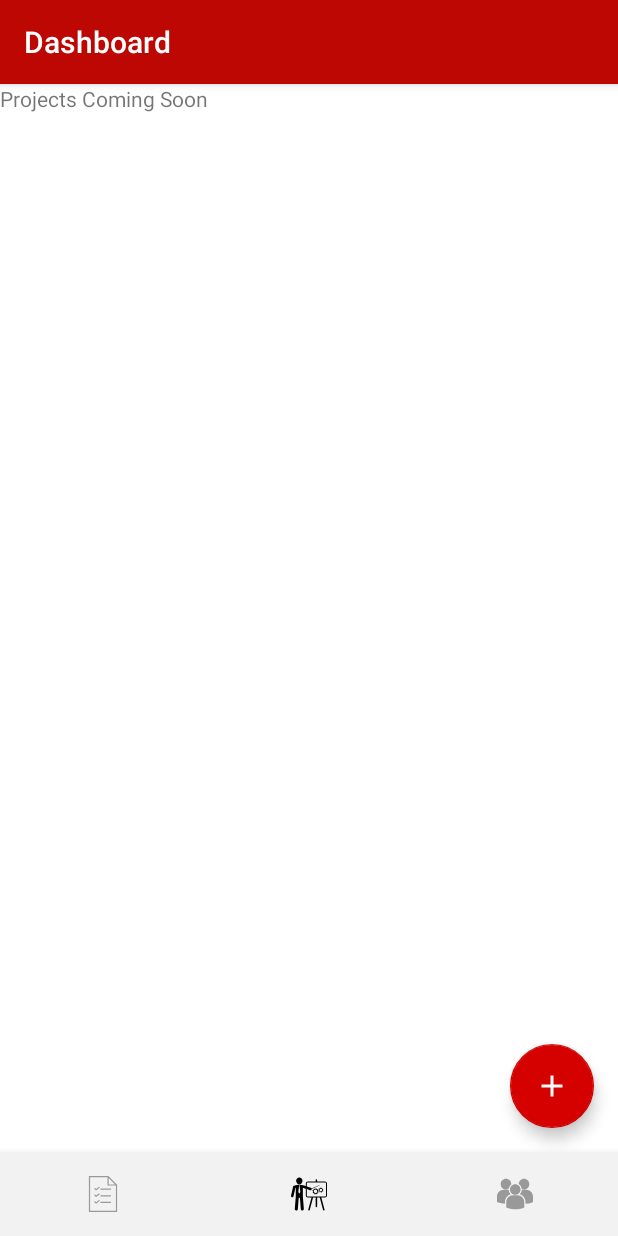
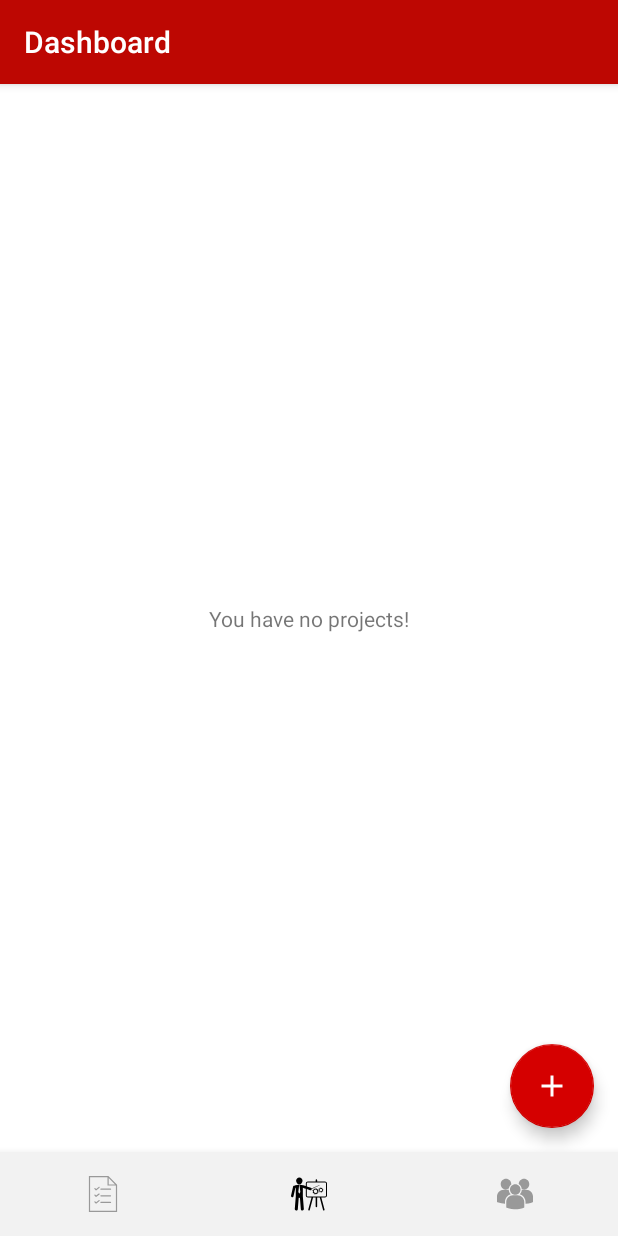
Before and after one commit to Goochy12/Tasker, an Android app: the screen it shows after launch once a user with an empty profile is signed in (Dashboard), item 2 of the bottom bar chosen, on a phone screen of 412 x 824 dp. Run offline under Robolectric (Android 15) with nearby library versions, the light colour scheme and no system bars; our stand-ins replace Firebase (no records; nobody signed in at launch, a user with empty details on screens opened directly); 1 statement that could not run was skipped.

Commit message:
added project recycler

```diff
--- a/app/src/main/java/au/com/liamgooch/tasker/Activities/Dashboard.java
+++ b/app/src/main/java/au/com/liamgooch/tasker/Activities/Dashboard.java
@@ -18,6 +18,7 @@ import au.com.liamgooch.tasker.Fragments.TasksFragment;
 import au.com.liamgooch.tasker.Fragments.adapters.DashboardViewPagerAdapter;
 import au.com.liamgooch.tasker.R;
 import au.com.liamgooch.tasker.data.Account_Type_Enum;
+import au.com.liamgooch.tasker.data.ProjectItem;
 import au.com.liamgooch.tasker.data.TaskItem;
 import au.com.liamgooch.tasker.data.TaskSync;
 
@@ -74,8 +75,9 @@ public class Dashboard extends AppCompatActivity {
 
     private ArrayList<ArrayList<String>> raw_user_tasks = new ArrayList<>();
     private ArrayList<ArrayList<String>> raw_project_tasks = new ArrayList<>();
-    private List<TaskItem> user_tasks;
-    private List<TaskItem> project_tasks;
+    private ArrayList<TaskItem> user_tasks;
+    private ArrayList<ProjectItem> projects;
+    private ArrayList<TaskItem> project_tasks;
 
     private Account_Type_Enum account_type;
 
@@ -320,7 +322,7 @@ public class Dashboard extends AppCompatActivity {
 
 //TODO : check this over and redesign callback
 
-    public void setUser_tasks(List<TaskItem> user_tasks) {
+    public void setUser_tasks(ArrayList<TaskItem> user_tasks) {
         this.user_tasks = user_tasks;
         //set task frag - notify change
         while (tasksFrag == null){
@@ -333,12 +335,17 @@ public class Dashboard extends AppCompatActivity {
 //        tasksFrag.taskRecyclerAdapter.setTasks();
     }
 
-    public void setProject_tasks(List<TaskItem> project_tasks) {
+    public void setProjects(ArrayList<ProjectItem> projectItems){
+        this.projects = projectItems;
+        projectsFrag.projectsRecyclerAdapter.setTasks(projects);
+    }
+
+    public void setProject_tasks(ArrayList<TaskItem> project_tasks) {
         this.project_tasks = project_tasks;
     }
 
     public void compileTasks(){
-        List<TaskItem> taskItems = new ArrayList<>();
+        ArrayList<TaskItem> taskItems = new ArrayList<>();
         if (user_tasks != null){
             taskItems.addAll(user_tasks);
         }
@@ -347,4 +354,6 @@ public class Dashboard extends AppCompatActivity {
         }
         tasksFrag.taskRecyclerAdapter.setTasks(taskItems);
     }
+
+
 }
--- a/app/src/main/java/au/com/liamgooch/tasker/Fragments/ProjectsFragment.java
+++ b/app/src/main/java/au/com/liamgooch/tasker/Fragments/ProjectsFragment.java
@@ -1,6 +1,7 @@
 package au.com.liamgooch.tasker.Fragments;
 
 
+import android.content.Intent;
 import android.os.Bundle;
 import androidx.annotation.NonNull;
 import androidx.annotation.Nullable;
@@ -8,11 +9,37 @@ import androidx.fragment.app.Fragment;
 import android.view.LayoutInflater;
 import android.view.View;
 import android.view.ViewGroup;
+import android.widget.ProgressBar;
+import android.widget.TextView;
 
+import com.google.android.material.floatingactionbutton.FloatingActionButton;
+import com.google.firebase.auth.FirebaseAuth;
+import com.google.firebase.database.FirebaseDatabase;
+
+import androidx.recyclerview.widget.LinearLayoutManager;
+import androidx.recyclerview.widget.RecyclerView;
+import au.com.liamgooch.tasker.Activities.AddProjectActivity;
+import au.com.liamgooch.tasker.Activities.AddTaskActivity;
+import au.com.liamgooch.tasker.Fragments.adapters.ProjectsRecycleAdapter;
 import au.com.liamgooch.tasker.R;
+import au.com.liamgooch.tasker.data.Account_Type_Enum;
+
+import static au.com.liamgooch.tasker.data.String_Values.ACCOUNT_TYPE;
+import static au.com.liamgooch.tasker.data.String_Values.ACCOUNT_UID;
 
 public class ProjectsFragment extends Fragment {
 
+    private ProgressBar allProjectsProgressBar;
+
+    private FirebaseAuth mAuth;
+    private FirebaseDatabase database;
+
+    private Account_Type_Enum account_type;
+    private String uid;
+
+    public ProjectsRecycleAdapter projectsRecyclerAdapter;
+    private RecyclerView projectsRecycler;
+    private RecyclerView.LayoutManager projectsRecyclerLayoutManager;
 
     @Override
     public View onCreateView(LayoutInflater inflater, ViewGroup container,
@@ -25,6 +52,37 @@ public class ProjectsFragment extends Fragment {
     public void onViewCreated(@NonNull View view, @Nullable Bundle savedInstanceState) {
         super.onViewCreated(view, savedInstanceState);
 
+        allProjectsProgressBar = (ProgressBar) view.findViewById(R.id.all_projects_progressBar);
+//        allTasksProgressBar.setVisibility(View.VISIBLE);
+//        allTasksProgressBar.animate();
 
+        mAuth = FirebaseAuth.getInstance();
+
+        FloatingActionButton addTaskButton = (FloatingActionButton) view.findViewById(R.id.add_project_fab);
+        addTaskButton.setOnClickListener(new View.OnClickListener() {
+            @Override
+            public void onClick(View view) {
+                Intent launchAddTask = new Intent(view.getContext(), AddProjectActivity.class);
+                launchAddTask.putExtra(ACCOUNT_TYPE,account_type);
+                launchAddTask.putExtra(ACCOUNT_UID,uid);
+                startActivity(launchAddTask);
+            }
+        });
+
+        database = FirebaseDatabase.getInstance();
+//        tasksReference = database.getReference(uid).child("user_tasks");
+//        tasksReference.addValueEventListener(user_tasks_value_event_listener);
+
+        //get the recycler
+        projectsRecycler = (RecyclerView) view.findViewById(R.id.all_projects_recycler_view);
+
+        //use a linear layout
+        projectsRecyclerLayoutManager = new LinearLayoutManager(view.getContext(),RecyclerView.VERTICAL,false);
+        projectsRecycler.setLayoutManager(projectsRecyclerLayoutManager);
+
+        TextView noTasksTV = getActivity().findViewById(R.id.noUserTasksTextView);
+        noTasksTV.setVisibility(View.GONE);
+        projectsRecyclerAdapter = new ProjectsRecycleAdapter(view.getContext(),uid, account_type, allProjectsProgressBar,noTasksTV);
+        projectsRecycler.setAdapter(projectsRecyclerAdapter);
     }
 }
--- a/app/src/main/java/au/com/liamgooch/tasker/Fragments/TasksFragment.java
+++ b/app/src/main/java/au/com/liamgooch/tasker/Fragments/TasksFragment.java
@@ -83,8 +83,8 @@ public class TasksFragment extends Fragment {
         super.onViewCreated(view, savedInstanceState);
 
         allTasksProgressBar = (ProgressBar) view.findViewById(R.id.allTasksProgressBar);
-//        allTasksProgressBar.setVisibility(View.VISIBLE);
-//        allTasksProgressBar.animate();
+        allTasksProgressBar.setVisibility(View.VISIBLE);
+        allTasksProgressBar.animate();
 
         mAuth = FirebaseAuth.getInstance();
 
@@ -112,7 +112,7 @@ public class TasksFragment extends Fragment {
 
         TextView noTasksTV = getActivity().findViewById(R.id.noUserTasksTextView);
         noTasksTV.setVisibility(View.GONE);
-        taskRecyclerAdapter = new TaskRecyclerAdapter(view.getContext(),uid, allTasksProgressBar,noTasksTV);
+        taskRecyclerAdapter = new TaskRecyclerAdapter(view.getContext(),uid, account_type, allTasksProgressBar,noTasksTV);
         taskRecycler.setAdapter(taskRecyclerAdapter);
 
         taskChanger = new TaskChanger(uid);
--- /dev/null
+++ b/app/src/main/java/au/com/liamgooch/tasker/Fragments/adapters/ProjectsRecycleAdapter.java
@@ -0,0 +1,83 @@
+package au.com.liamgooch.tasker.Fragments.adapters;
+
+import android.content.Context;
+import android.view.LayoutInflater;
+import android.view.View;
+import android.view.ViewGroup;
+import android.widget.ProgressBar;
+import android.widget.TextView;
+
+import org.w3c.dom.Text;
+
+import java.util.ArrayList;
+import java.util.Collections;
+import java.util.List;
+
+import androidx.annotation.NonNull;
+import androidx.fragment.app.FragmentActivity;
+import androidx.lifecycle.ViewModelProviders;
+import androidx.recyclerview.widget.RecyclerView;
+import au.com.liamgooch.tasker.R;
+import au.com.liamgooch.tasker.data.Account_Type_Enum;
+import au.com.liamgooch.tasker.data.ProjectItem;
+
+public class ProjectsRecycleAdapter extends RecyclerView.Adapter<ProjectsRecycleAdapter.ViewHolder> {
+
+    private Context context;
+    private String uid;
+    private Account_Type_Enum account_type;
+    private ProgressBar allProjectsProgressBar;
+    private TextView noProjectsTextView;
+
+    private ArrayList<ProjectItem> projectsList = new ArrayList<>();
+
+    public ProjectsRecycleAdapter(Context context, String uid, Account_Type_Enum account_type, ProgressBar allProjectsProgressBar, TextView noProjectsTV){
+        this.context = context;
+        this.uid = uid;
+        this.account_type = account_type;
+        this.allProjectsProgressBar = allProjectsProgressBar;
+        this.noProjectsTextView = noProjectsTV;
+    }
+
+    @NonNull
+    @Override
+    public ViewHolder onCreateViewHolder(@NonNull ViewGroup parent, int viewType) {
+        //create a new view
+        View v = LayoutInflater.from(parent.getContext()).inflate(R.layout.task_layout,parent,false);
+
+        ViewHolder hVH = new ViewHolder(v);
+//        taskViewModel = ViewModelProviders.of((FragmentActivity) this.context).get(TaskViewModel.class);
+
+        return hVH;
+    }
+
+    @Override
+    public void onBindViewHolder(@NonNull ViewHolder holder, int position) {
+
+    }
+
+    @Override
+    public int getItemCount() {
+        return projectsList.size();
+    }
+
+    public void setTasks(ArrayList<ProjectItem> projectsList){
+        this.projectsList.clear();
+        this.projectsList.addAll(projectsList);
+
+        allProjectsProgressBar.setVisibility(View.GONE);
+        if (this.projectsList.isEmpty()){
+            noProjectsTextView.setVisibility(View.VISIBLE);
+        }else {
+            noProjectsTextView.setVisibility(View.GONE);
+        }
+        notifyDataSetChanged();
+    }
+
+    public class ViewHolder extends RecyclerView.ViewHolder {
+
+        public ViewHolder(@NonNull View itemView) {
+            super(itemView);
+        }
+    }
+}
--- a/app/src/main/java/au/com/liamgooch/tasker/Fragments/adapters/TaskRecyclerAdapter.java
+++ b/app/src/main/java/au/com/liamgooch/tasker/Fragments/adapters/TaskRecyclerAdapter.java
@@ -22,6 +22,7 @@ import java.util.List;
 import au.com.liamgooch.tasker.Activities.EditTaskActivity;
 import au.com.liamgooch.tasker.R;
 import au.com.liamgooch.tasker.TaskViewModel;
+import au.com.liamgooch.tasker.data.Account_Type_Enum;
 import au.com.liamgooch.tasker.data.TaskChanger;
 import au.com.liamgooch.tasker.data.TaskItem;
 
@@ -38,15 +39,17 @@ public class TaskRecyclerAdapter extends RecyclerView.Adapter<TaskRecyclerAdapte
     private Context context;
 
     private String uid;
+    private Account_Type_Enum account_type;
     private ProgressBar allTasksProgressBar;
 
     private TextView noTasksTextView;
 
     //constructor
-    public TaskRecyclerAdapter(Context context, String uid, ProgressBar allTasksProgressBar, TextView noTasksTextView){
+    public TaskRecyclerAdapter(Context context, String uid, Account_Type_Enum account_type, ProgressBar allTasksProgressBar, TextView noTasksTextView){
         //layoutInflater = LayoutInflater.from(context);
         this.context = context;
         this.uid = uid;
+        this.account_type = account_type;
         this.allTasksProgressBar = allTasksProgressBar;
         this.noTasksTextView = noTasksTextView;
     }
@@ -128,9 +131,10 @@ public class TaskRecyclerAdapter extends RecyclerView.Adapter<TaskRecyclerAdapte
     }
 
     public void setTasks(List<TaskItem> taskItems){
-        this.taskItems = taskItems;
+        this.taskItems.clear();
+        this.taskItems.addAll(taskItems);
         allTasksProgressBar.setVisibility(View.GONE);
-        if (taskItems.isEmpty()){
+        if (this.taskItems.isEmpty()){
             noTasksTextView.setVisibility(View.VISIBLE);
         }else {
             noTasksTextView.setVisibility(View.GONE);
--- /dev/null
+++ b/app/src/main/java/au/com/liamgooch/tasker/data/ProjectItem.java
@@ -0,0 +1,4 @@
+package au.com.liamgooch.tasker.data;
+
+public class ProjectItem {
+}
--- a/app/src/main/java/au/com/liamgooch/tasker/data/String_Values.java
+++ b/app/src/main/java/au/com/liamgooch/tasker/data/String_Values.java
@@ -14,12 +14,12 @@ public class String_Values {
     public static final String EMAIL = "email";
     public static final String NAME = "name";
     public static final String VERIFIED = "verified";
-    public static final String TASKS_DB = "tasks_db";
     public static final String VERSION = "version";
     public static final String PASSWORD = "password";
     public static final String LOGIN = "login";
 
     //task strings
+    public static final String TASKS_DB = "tasks_db";
     public static final String USER_TASKS = "user_tasks";
     public static final String PROJECTS = "projects";
     public static final String PROJECT_TASKS = "project_tasks";
--- a/app/src/main/java/au/com/liamgooch/tasker/data/TaskChanger.java
+++ b/app/src/main/java/au/com/liamgooch/tasker/data/TaskChanger.java
@@ -17,6 +17,7 @@ import androidx.fragment.app.FragmentPagerAdapter;
 
 import static au.com.liamgooch.tasker.data.String_Values.ACCOUNTS;
 import static au.com.liamgooch.tasker.data.String_Values.TAG;
+import static au.com.liamgooch.tasker.data.String_Values.TASKS_DB;
 import static au.com.liamgooch.tasker.data.String_Values.USER_TASKS;
 import static au.com.liamgooch.tasker.data.String_Values.TASK_CHECKED;
 import static au.com.liamgooch.tasker.data.String_Values.TASK_DESC;
@@ -66,7 +67,7 @@ public class TaskChanger {
 
     public void getUserTask(String id, FirebaseCallbacks firebaseCallbacks){
         DatabaseReference databaseReference = FirebaseDatabase.getInstance().getReference(ACCOUNTS)
-                .child(uid).child(USER_TASKS).child(id);
+                .child(uid).child(TASKS_DB).child(USER_TASKS).child(id);
 
         final TaskItem[] taskItem = new TaskItem[1];
 
--- a/app/src/main/java/au/com/liamgooch/tasker/data/TaskItemDatabase.java
+++ b/app/src/main/java/au/com/liamgooch/tasker/data/TaskItemDatabase.java
@@ -5,7 +5,7 @@ import androidx.room.Room;
 import androidx.room.RoomDatabase;
 import android.content.Context;
 
-@Database(entities = {TaskItem.class}, version = 2)
+@Database(entities = {TaskItem.class}, version = 2, exportSchema = false)
 public abstract class TaskItemDatabase extends RoomDatabase {
     public abstract TaskItemDao taskItemDao();
 
--- a/app/src/main/java/au/com/liamgooch/tasker/data/TaskSync.java
+++ b/app/src/main/java/au/com/liamgooch/tasker/data/TaskSync.java
@@ -23,6 +23,7 @@ import static au.com.liamgooch.tasker.data.String_Values.GROUP_MEMBERS;
 import static au.com.liamgooch.tasker.data.String_Values.PROJECTS;
 import static au.com.liamgooch.tasker.data.String_Values.PROJECT_TASKS;
 import static au.com.liamgooch.tasker.data.String_Values.TAG;
+import static au.com.liamgooch.tasker.data.String_Values.TASKS_DB;
 import static au.com.liamgooch.tasker.data.String_Values.USER_TASKS;
 
 public class TaskSync {
@@ -43,6 +44,7 @@ public class TaskSync {
     private Dashboard dashboard;
 
     private ArrayList<ArrayList<String>> raw_user_tasks = new ArrayList<>();
+    private ArrayList<ArrayList<String>> raw_projects = new ArrayList<>();
     private ArrayList<ArrayList<String>> raw_project_tasks = new ArrayList<>();
 
     public TaskSync(TasksFragment tasksFragment, ProjectsFragment projectsFragment, GroupsFragment groupsFragment,
@@ -54,7 +56,7 @@ public class TaskSync {
         this.dashboard = dashboard;
 
         database = FirebaseDatabase.getInstance();
-        DatabaseReference dbR = database.getReference(ACCOUNTS).child(uid);
+        DatabaseReference dbR = database.getReference(ACCOUNTS).child(uid).child(TASKS_DB);
         try{
             tasksReference = dbR.child(USER_TASKS);
         }catch (NullPointerException ignore){
@@ -147,7 +149,7 @@ public class TaskSync {
                 }
             }
 
-            List<TaskItem> taskItems = convertToTasks(raw_user_tasks);
+            ArrayList<TaskItem> taskItems = convertToTasks(raw_user_tasks);
             dashboard.setUser_tasks(taskItems);
 
         }
@@ -161,7 +163,53 @@ public class TaskSync {
     ValueEventListener projects_value_event_listener = new ValueEventListener() {
         @Override
         public void onDataChange(DataSnapshot dataSnapshot) {
+            raw_projects.clear();
 
+            for (DataSnapshot eachTask : dataSnapshot.getChildren()){
+                ArrayList<String> list = new ArrayList<>();
+                //get Task information
+                try {
+                    String id = (String) eachTask.child(String_Values.USER_TASK_ID).getValue();
+                    String name = (String) eachTask.child(String_Values.TASK_NAME).getValue();
+                    String desc = (String) eachTask.child(String_Values.TASK_DESC).getValue();
+
+                    String startDate = (String) eachTask.child(String_Values.TASK_START_DATE).getValue();
+                    String startTime = (String) eachTask.child(String_Values.TASK_START_TIME).getValue();
+                    String endDate = (String) eachTask.child(String_Values.TASK_END_DATE).getValue();
+                    String endTime = (String) eachTask.child(String_Values.TASK_END_TIME).getValue();
+
+                    String groupMembers = (String) eachTask.child(String_Values.TASK_GROUP_MEMBERS).getValue();
+
+                    String projectChecked = Objects.requireNonNull(eachTask.child(String_Values.TASK_CHECKED).getValue()).toString();
+                    String reminder = Objects.requireNonNull(eachTask.child(String_Values.TASK_REMINDER).getValue()).toString();
+
+                    String timeDateString = (String) eachTask.child(String_Values.TASK_TIME_DATE_STRING).getValue();
+
+                    list.add(id);
+                    list.add(name);
+                    list.add(desc);
+
+                    list.add(startDate);
+                    list.add(startTime);
+                    list.add(endDate);
+                    list.add(endTime);
+
+                    list.add(groupMembers);
+
+                    list.add(projectChecked);
+                    list.add(reminder);
+
+                    list.add(timeDateString);
+
+                    raw_projects.add(list);
+
+                }catch (NullPointerException ignore){
+
+                }
+            }
+
+            ArrayList<ProjectItem> projectItems = convertToProjects(raw_projects);
+            dashboard.setProjects(projectItems);
         }
 
         @Override
@@ -206,8 +254,8 @@ public class TaskSync {
         }
     };
 
-    public List<TaskItem> convertToTasks(ArrayList<ArrayList<String>> tasks){
-        List<TaskItem> itemList = new ArrayList<>();
+    public ArrayList<TaskItem> convertToTasks(ArrayList<ArrayList<String>> tasks){
+        ArrayList<TaskItem> itemList = new ArrayList<>();
         for (int i = 0; i < tasks.size(); i ++){
             String id = tasks.get(i).get(0);
             String name = tasks.get(i).get(1);
@@ -234,4 +282,10 @@ public class TaskSync {
         return itemList;
     }
 
+    private ArrayList<ProjectItem> convertToProjects(ArrayList<ArrayList<String>> raw_projects) {
+        ArrayList<ProjectItem> projectItems = new ArrayList<>();
+
+        return projectItems;
+    }
+
 }
--- a/app/src/main/res/layout/fragment_projects.xml
+++ b/app/src/main/res/layout/fragment_projects.xml
@@ -7,10 +7,49 @@
     tools:context=".Fragments.ProjectsFragment">
 
     <!-- TODO: Update blank fragment layout -->
-    <TextView
+    <androidx.constraintlayout.widget.ConstraintLayout
         android:layout_width="match_parent"
-        android:layout_height="match_parent"
-        android:text="Projects Coming Soon" />
+        android:layout_height="match_parent">
+
+        <ProgressBar
+            android:id="@+id/all_projects_progressBar"
+            style="?android:attr/progressBarStyle"
+            android:layout_width="wrap_content"
+            android:layout_height="wrap_content"
+            android:layout_marginStart="8dp"
+            android:layout_marginTop="8dp"
+            android:layout_marginEnd="8dp"
+            android:layout_marginBottom="8dp"
+            app:layout_constraintBottom_toBottomOf="parent"
+            app:layout_constraintEnd_toEndOf="parent"
+            app:layout_constraintStart_toStartOf="parent"
+            app:layout_constraintTop_toTopOf="parent" />
+
+        <androidx.recyclerview.widget.RecyclerView
+            android:id="@+id/all_projects_recycler_view"
+            android:layout_width="match_parent"
+            android:layout_height="match_parent"
+            app:layout_constraintBottom_toBottomOf="parent"
+            app:layout_constraintEnd_toEndOf="parent"
+            app:layout_constraintStart_toStartOf="parent"
+            app:layout_constraintTop_toTopOf="parent" />
+
+        <TextView
+            android:id="@+id/no_projects_text_view"
+            android:layout_width="wrap_content"
+            android:layout_height="wrap_content"
+            android:layout_marginStart="8dp"
+            android:layout_marginTop="8dp"
+            android:layout_marginEnd="8dp"
+            android:layout_marginBottom="8dp"
+            android:text="@string/no_projects_string"
+            app:layout_constraintBottom_toBottomOf="parent"
+            app:layout_constraintEnd_toEndOf="parent"
+            app:layout_constraintStart_toStartOf="parent"
+            app:layout_constraintTop_toTopOf="parent" />
+
+
+    </androidx.constraintlayout.widget.ConstraintLayout>
 
     <com.google.android.material.floatingactionbutton.FloatingActionButton
         android:id="@+id/add_project_fab"
@@ -19,6 +58,7 @@
         android:layout_gravity="bottom|end"
         android:layout_margin="@dimen/fab_margin"
         app:srcCompat="@drawable/ic_add_white_24dp"
-        />
+        tools:layout_editor_absoluteX="320dp"
+        tools:layout_editor_absoluteY="447dp" />
 
 </FrameLayout>
--- a/app/src/main/res/values/strings.xml
+++ b/app/src/main/res/values/strings.xml
@@ -37,5 +37,6 @@
     <string name="task_complete">Complete!</string>
     <string name="apply_button_string">Apply</string>
     <string name="edit_task_heading_string">Edit Task</string>
+    <string name="no_projects_string">You have no projects!</string>
 
 </resources>
```
Also changed, not shown: app/build.gradle (+4 -3 lines), app/src/main/AndroidManifest.xml (+18 -14 lines), app/src/main/java/au/com/liamgooch/tasker/Activities/AddProjectActivity.java (added, +15 -0 lines), app/src/main/java/au/com/liamgooch/tasker/Fragments/adapters/GroupsRecyclerAdapter.java (added, +38 -0 lines), app/src/main/res/layout/activity_add_project.xml (added, +9 -0 lines), 1 other file.
